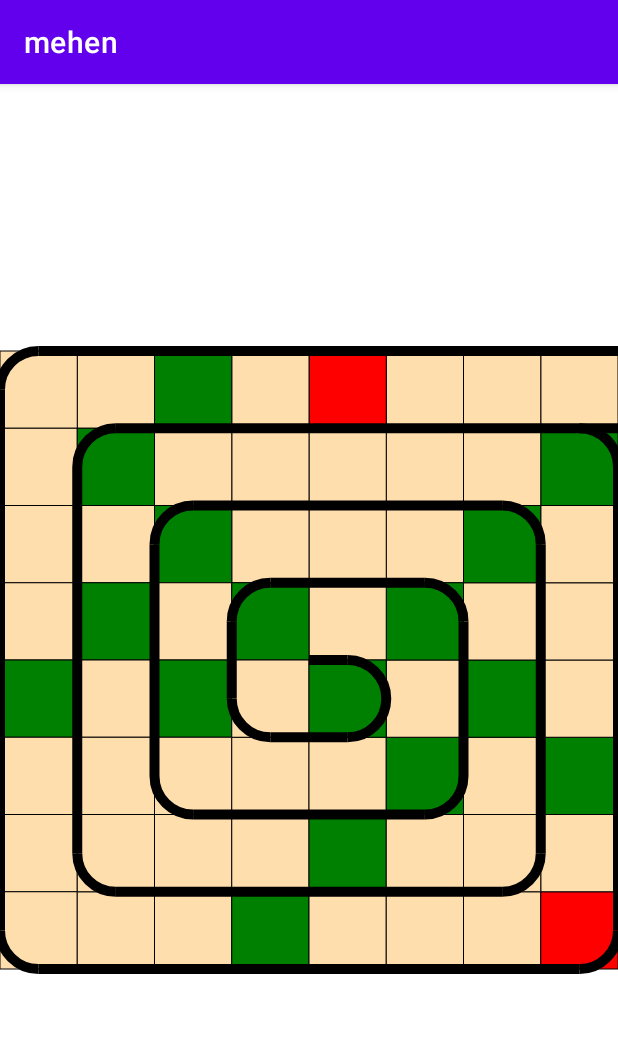
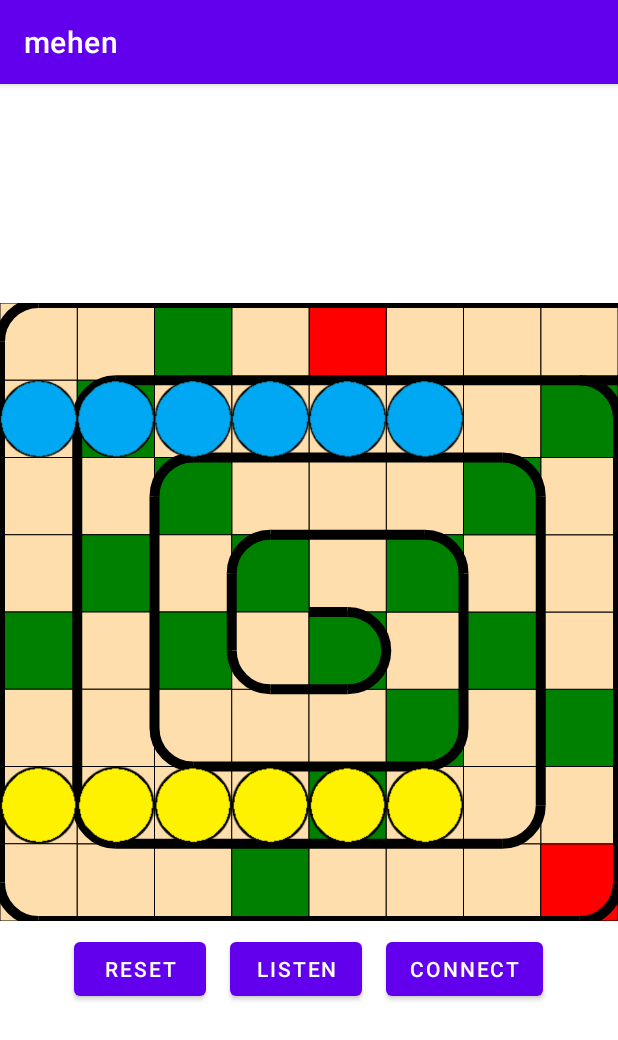
Before and after one commit to memoryspeak/mehen_cotlin_android, an Android app: the screen it shows after launch (MainActivity), on a phone screen of 412 x 824 dp. Shown: the top 1040 px of the screen. Run offline under Robolectric (Android 15) with nearby library versions, the phone set to English and light mode, and no system bars.

Commit message:
buttons and pieces on the board

```diff
--- a/mehen/app/src/main/java/com/example/mehen/MainActivity.kt
+++ b/mehen/app/src/main/java/com/example/mehen/MainActivity.kt
@@ -19,16 +19,89 @@ import java.util.concurrent.Executors
 private const val TAG = "MainActivity"
 
 class MainActivity() : AppCompatActivity(), MehenDelegate {
+    private val socketHost = "127.0.0.1"
+    private val socketPort: Int = 50000
+    private val socketGuestPort: Int = 50001 // used for socket server on emulator
+    private lateinit var mehenView: MehenView
+    private lateinit var resetButton: Button
+    private lateinit var listenButton: Button
+    private lateinit var connectButton: Button
+    private var printWriter: PrintWriter? = null
+    private var serverSocket: ServerSocket? = null
+    private val isEmulator = Build.FINGERPRINT.contains("generic")
+
     override fun onCreate(savedInstanceState: Bundle?) {
         super.onCreate(savedInstanceState)
         setContentView(R.layout.activity_main)
 
+        mehenView = findViewById<MehenView>(R.id.mehen_view)
+        resetButton = findViewById<Button>(R.id.reset_button)
+        listenButton = findViewById<Button>(R.id.listen_button)
+        connectButton = findViewById<Button>(R.id.connect_button)
+        mehenView.mehenDelegate = this
+
+        resetButton.setOnClickListener {
+            MehenGame.reset()
+            mehenView.invalidate()
+            serverSocket?.close()
+            listenButton.isEnabled = true
+        }
+
+        listenButton.setOnClickListener {
+            listenButton.isEnabled = false
+            val port = if (isEmulator) socketGuestPort else socketPort
+            Toast.makeText(this, "listening on $port", Toast.LENGTH_SHORT).show()
+            Executors.newSingleThreadExecutor().execute {
+                ServerSocket(port).let { srvSkt ->
+                    serverSocket = srvSkt
+                    try {
+                        val socket = srvSkt.accept()
+                        receiveMove(socket)
+                    } catch (e: SocketException) {
+                        // ignored, socket closed
+                    }
+                }
+            }
+        }
+
+        connectButton.setOnClickListener {
+            Log.d(TAG, "socket client connecting ...")
+            Executors.newSingleThreadExecutor().execute {
+                try {
+                    val socket = Socket(socketHost, socketPort)
+                    receiveMove(socket)
+                } catch (e: ConnectException) {
+                    runOnUiThread {
+                        Toast.makeText(this, "connection failed", Toast.LENGTH_SHORT).show()
+                    }
+                }
+            }
+        }
+    }
+
+    private fun receiveMove(socket: Socket) {
+        val scanner = Scanner(socket.getInputStream())
+        printWriter = PrintWriter(socket.getOutputStream(), true)
+        while (scanner.hasNextLine()) {
+            val move = scanner.nextLine().split(",").map { it.toInt() }
+            runOnUiThread {
+                MehenGame.movePiece(Square(move[0], move[1]), Square(move[2], move[3]))
+                mehenView.invalidate()
+            }
+        }
     }
 
     override fun pieceAt(square: Square): MehenPiece? = MehenGame.pieceAt(square)
 
     override fun movePiece(from: Square, to: Square) {
         MehenGame.movePiece(from, to)
+        mehenView.invalidate()
 
+        printWriter?.let {
+            val moveStr = "${from.col},${from.row},${to.col},${to.row}"
+            Executors.newSingleThreadExecutor().execute {
+                it.println(moveStr)
+            }
         }
+    }
 }
--- a/mehen/app/src/main/java/com/example/mehen/MehenGame.kt
+++ b/mehen/app/src/main/java/com/example/mehen/MehenGame.kt
@@ -73,6 +73,10 @@ object MehenGame {
 
     fun reset() {
         clear()
+        for (i in 0 until 6) {
+            addPiece(MehenPiece(i, 1, Player.WHITE, Mehenman.WALKER, R.drawable.yellow_walker))
+            addPiece(MehenPiece(i, 6, Player.BLACK, Mehenman.WALKER, R.drawable.blue_walker))
+        }
     }
 
     fun pieceAt(square: Square): MehenPiece? {
--- a/mehen/app/src/main/java/com/example/mehen/MehenView.kt
+++ b/mehen/app/src/main/java/com/example/mehen/MehenView.kt
@@ -110,11 +110,11 @@ class MehenView(context: Context?, attrs: AttributeSet?) : View(context, attrs){
         loadBitmaps()
     }
 
-//    override fun onMeasure(widthMeasureSpec: Int, heightMeasureSpec: Int) {
-//        super.onMeasure(widthMeasureSpec, heightMeasureSpec)
-//        val smaller = min(widthMeasureSpec, heightMeasureSpec)
-//        setMeasuredDimension(smaller, smaller)
-//    }
+    override fun onMeasure(widthMeasureSpec: Int, heightMeasureSpec: Int) {
+        super.onMeasure(widthMeasureSpec, heightMeasureSpec)
+        val smaller = min(widthMeasureSpec, heightMeasureSpec)
+        setMeasuredDimension(smaller, smaller)
+    }
 
     override fun onDraw(canvas: Canvas?) {
         canvas ?: return
--- a/mehen/app/src/main/res/layout/activity_main.xml
+++ b/mehen/app/src/main/res/layout/activity_main.xml
@@ -1,7 +1,43 @@
 <?xml version="1.0" encoding="utf-8"?>
-<com.example.mehen.MehenView
+<LinearLayout
     xmlns:android="http://schemas.android.com/apk/res/android"
     android:layout_width="match_parent"
-    android:layout_height="match_parent">
+    android:layout_height="match_parent"
+    android:gravity="center"
+    android:orientation="vertical">
 
-</com.example.mehen.MehenView>
+    <com.example.mehen.MehenView
+        android:id="@+id/mehen_view"
+        android:layout_width="wrap_content"
+        android:layout_height="wrap_content"/>
+
+    <LinearLayout
+        android:layout_width="match_parent"
+        android:layout_height="wrap_content"
+        android:gravity="center"
+        android:orientation="horizontal">
+
+        <Button
+            android:id="@+id/reset_button"
+            android:layout_width="wrap_content"
+            android:layout_height="wrap_content"
+            android:layout_margin="8dp"
+            android:text="RESET"/>
+
+        <Button
+            android:id="@+id/listen_button"
+            android:layout_width="wrap_content"
+            android:layout_height="wrap_content"
+            android:layout_margin="8dp"
+            android:text="LISTEN"/>
+
+        <Button
+            android:id="@+id/connect_button"
+            android:layout_width="wrap_content"
+            android:layout_height="wrap_content"
+            android:layout_margin="8dp"
+            android:text="CONNECT"/>
+
+    </LinearLayout>
+
+</LinearLayout>
```
